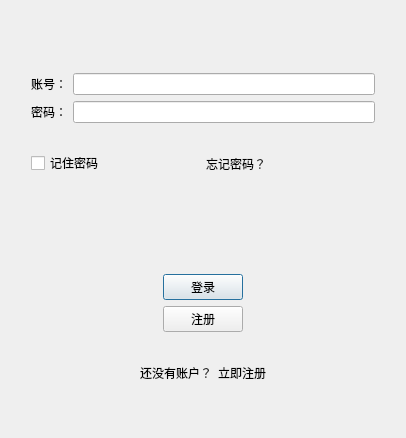
Old version of the form ZhKeyesIMClient/UI/LoginDlg.ui in the repository Keyes117/ZhKeyesIM.
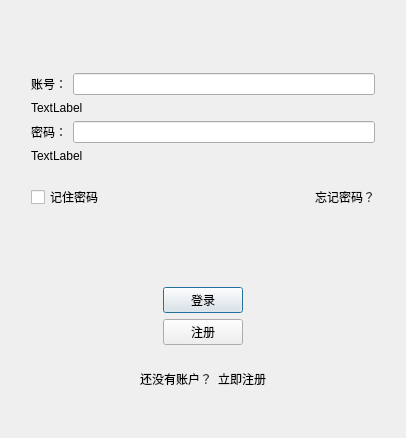
New version of the form. Custom widgets are drawn as their Qt base class.

```diff
--- a/ZhKeyesIMClient/UI/LoginDlg.ui
+++ b/ZhKeyesIMClient/UI/LoginDlg.ui
@@ -28,7 +28,7 @@
     </spacer>
    </item>
    <item>
-    <layout class="QVBoxLayout" name="LoginDlgLayout" stretch="2,2,2,2,2,2,2">
+    <layout class="QVBoxLayout" name="LoginDlgLayout" stretch="2,0,2,0,2,2,2,2,2">
      <property name="sizeConstraint">
       <enum>QLayout::SizeConstraint::SetDefaultConstraint</enum>
      </property>
@@ -58,6 +58,13 @@
        </item>
       </layout>
      </item>
+     <item>
+      <widget class="QLabel" name="label_user_error">
+       <property name="text">
+        <string>TextLabel</string>
+       </property>
+      </widget>
+     </item>
      <item>
       <layout class="QHBoxLayout" name="PassWordLayout">
        <item>
@@ -72,10 +79,20 @@
        </item>
       </layout>
      </item>
+     <item>
+      <widget class="QLabel" name="label_password_error">
+       <property name="text">
+        <string>TextLabel</string>
+       </property>
+      </widget>
+     </item>
      <item>
       <layout class="QHBoxLayout" name="horizontalLayout">
        <item>
         <widget class="QCheckBox" name="checkBox_remeberPwd">
+         <property name="layoutDirection">
+          <enum>Qt::LeftToRight</enum>
+         </property>
          <property name="text">
           <string>记住密码</string>
          </property>
@@ -83,9 +100,15 @@
        </item>
        <item>
         <widget class="ClickedLabel" name="label_forgetPwd">
+         <property name="layoutDirection">
+          <enum>Qt::LeftToRight</enum>
+         </property>
          <property name="text">
           <string>忘记密码？</string>
          </property>
+         <property name="alignment">
+          <set>Qt::AlignRight|Qt::AlignTrailing|Qt::AlignVCenter</set>
+         </property>
         </widget>
        </item>
       </layout>
@@ -106,7 +129,7 @@
      <item>
       <layout class="QHBoxLayout" name="loginButtonLayout">
        <item>
-        <spacer name="horizontalSpacer_3">
+        <spacer name="horizontalSpacer">
          <property name="orientation">
           <enum>Qt::Orientation::Horizontal</enum>
          </property>
@@ -132,7 +155,7 @@
         </widget>
        </item>
        <item>
-        <spacer name="horizontalSpacer_4">
+        <spacer name="horizontalSpacer_2">
          <property name="orientation">
           <enum>Qt::Orientation::Horizontal</enum>
          </property>
@@ -149,7 +172,7 @@
      <item>
       <layout class="QHBoxLayout" name="horizontalLayout_3">
        <item>
-        <spacer name="horizontalSpacer_5">
+        <spacer name="horizontalSpacer_3">
          <property name="orientation">
           <enum>Qt::Orientation::Horizontal</enum>
          </property>
@@ -169,7 +192,7 @@
         </widget>
        </item>
        <item>
-        <spacer name="horizontalSpacer_6">
+        <spacer name="horizontalSpacer_4">
          <property name="orientation">
           <enum>Qt::Orientation::Horizontal</enum>
          </property>
@@ -186,7 +209,7 @@
      <item>
       <layout class="QHBoxLayout" name="horizontalLayout_2">
        <item>
-        <spacer name="horizontalSpacer">
+        <spacer name="horizontalSpacer_5">
          <property name="orientation">
           <enum>Qt::Orientation::Horizontal</enum>
          </property>
@@ -213,7 +236,7 @@
         </widget>
        </item>
        <item>
-        <spacer name="horizontalSpacer_2">
+        <spacer name="horizontalSpacer_6">
          <property name="orientation">
           <enum>Qt::Orientation::Horizontal</enum>
          </property>
```
Left out of the diff: 18 changed lines with no effect on the pictures.
